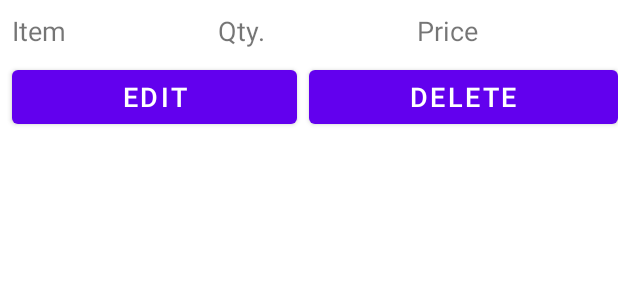
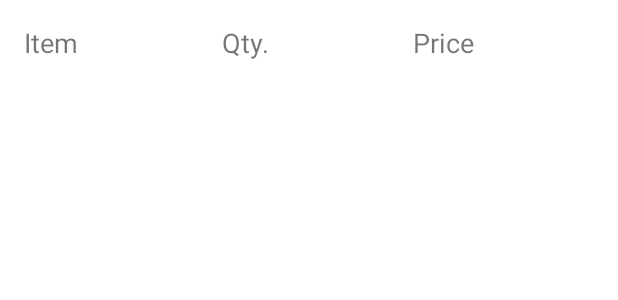
Before and after one commit to chhotuthakur/pheriwalaoriginal, an Android app: the layout list_prod.xml on its own in the app's theme, with its tools: preview values and no code run, on a phone screen of 412 x 824 dp. Shown: the top 300 px of the screen. Run offline under Robolectric (Android 15) with nearby library versions, the phone set to English and light mode, and no system bars.

Commit message:
updated 92%

```diff
--- a/app/build.gradle
+++ b/app/build.gradle
@@ -44,4 +44,7 @@ dependencies {
 
     implementation 'com.firebaseui:firebase-ui-database:8.0.2'
     implementation 'com.google.android.gms:play-services-location:21.0.1'
+    implementation 'com.github.bumptech.glide:glide:4.9.0'
+
+
 }
--- a/app/src/main/res/layout/list_prod.xml
+++ b/app/src/main/res/layout/list_prod.xml
@@ -7,7 +7,8 @@
         android:layout_width="match_parent"
         android:layout_height="wrap_content"
         android:orientation="horizontal"
-        android:id="@+id/pro_hol">
+        android:id="@+id/pro_hol"
+        android:layout_margin="8dp">
         <TextView
             android:layout_width="wrap_content"
             android:layout_height="wrap_content"
@@ -37,28 +38,28 @@
 
     </LinearLayout>
 
-    <LinearLayout
-        android:layout_width="match_parent"
-        android:layout_height="wrap_content"
-        android:orientation="horizontal"
-        android:layout_below="@+id/pro_hol">
-        <Button
-            android:layout_width="wrap_content"
-            android:layout_height="wrap_content"
-            android:id="@+id/pro_edit_btn"
-            android:text="Edit"
-            android:textSize="18sp"
-            android:layout_marginStart="8dp"
-            android:layout_weight="1"/>
-        <Button
-            android:layout_width="wrap_content"
-            android:layout_height="wrap_content"
-            android:id="@+id/pro_delete_btn"
-            android:text="Delete"
-            android:textSize="18sp"
-            android:layout_marginStart="8dp"
-            android:layout_weight="1"/>
+<!--    <LinearLayout-->
+<!--        android:layout_width="match_parent"-->
+<!--        android:layout_height="wrap_content"-->
+<!--        android:orientation="horizontal"-->
+<!--        android:layout_below="@+id/pro_hol">-->
+<!--        <Button-->
+<!--            android:layout_width="wrap_content"-->
+<!--            android:layout_height="wrap_content"-->
+<!--            android:id="@+id/pro_edit_btn"-->
+<!--            android:text="Edit"-->
+<!--            android:textSize="18sp"-->
+<!--            android:layout_marginStart="8dp"-->
+<!--            android:layout_weight="1"/>-->
+<!--        <Button-->
+<!--            android:layout_width="wrap_content"-->
+<!--            android:layout_height="wrap_content"-->
+<!--            android:id="@+id/pro_delete_btn"-->
+<!--            android:text="Delete"-->
+<!--            android:textSize="18sp"-->
+<!--            android:layout_marginStart="8dp"-->
+<!--            android:layout_weight="1"/>-->
 
-    </LinearLayout>
+<!--    </LinearLayout>-->
 
 </RelativeLayout>
```
